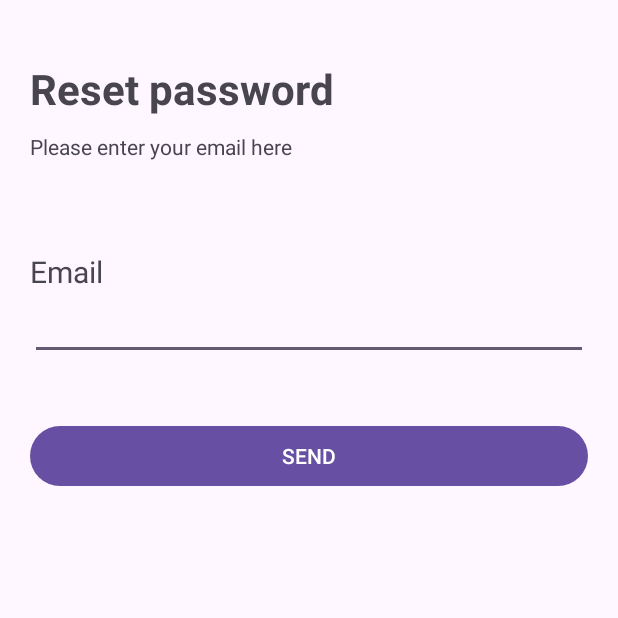
After one commit to rlram/Notes-App, an Android app: the ForgotPassActivity screen opened directly, with no data from a screen before it, on a phone screen of 412 x 824 dp, the top half of it. The commit adds this screen. Run offline under Robolectric (Android 15) with nearby library versions, the phone set to English and light mode, and no system bars.

Commit message:
adding reset password layout

```diff
--- a/app/src/main/AndroidManifest.xml
+++ b/app/src/main/AndroidManifest.xml
@@ -12,6 +12,9 @@
         android:supportsRtl="true"
         android:theme="@style/Theme.Notes"
         tools:targetApi="31">
+        <activity
+            android:name=".ForgotPassActivity"
+            android:exported="false" />
         <activity
             android:name=".MainActivity"
             android:exported="false" />
--- /dev/null
+++ b/app/src/main/java/com/example/notes/ForgotPassActivity.kt
@@ -0,0 +1,20 @@
+package com.example.notes
+
+import android.os.Bundle
+import androidx.activity.enableEdgeToEdge
+import androidx.appcompat.app.AppCompatActivity
+import androidx.core.view.ViewCompat
+import androidx.core.view.WindowInsetsCompat
+
+class ForgotPassActivity : AppCompatActivity() {
+    override fun onCreate(savedInstanceState: Bundle?) {
+        super.onCreate(savedInstanceState)
+        enableEdgeToEdge()
+        setContentView(R.layout.activity_forgot_pass)
+        ViewCompat.setOnApplyWindowInsetsListener(findViewById(R.id.main)) { v, insets ->
+            val systemBars = insets.getInsets(WindowInsetsCompat.Type.systemBars())
+            v.setPadding(systemBars.left, systemBars.top, systemBars.right, systemBars.bottom)
+            insets
+        }
+    }
+}
--- /dev/null
+++ b/app/src/main/res/layout/activity_forgot_pass.xml
@@ -0,0 +1,57 @@
+<?xml version="1.0" encoding="utf-8"?>
+<LinearLayout xmlns:android="http://schemas.android.com/apk/res/android"
+    xmlns:app="http://schemas.android.com/apk/res-auto"
+    xmlns:tools="http://schemas.android.com/tools"
+    android:id="@+id/main"
+    android:layout_width="match_parent"
+    android:layout_height="match_parent"
+    android:orientation="vertical"
+    tools:context=".ForgotPassActivity">
+
+    <TextView
+        android:layout_width="wrap_content"
+        android:layout_height="wrap_content"
+        android:text="@string/reset_password"
+        android:textSize="28sp"
+        android:textStyle="bold"
+        android:layout_marginTop="40dp"
+        android:layout_marginStart="20dp" />
+
+    <TextView
+        android:layout_width="wrap_content"
+        android:layout_height="wrap_content"
+        android:text="@string/please_enter_your_email_here"
+        android:textSize="14sp"
+        android:layout_marginTop="10dp"
+        android:layout_marginStart="20dp"/>
+
+
+    <TextView
+        android:layout_width="wrap_content"
+        android:layout_height="wrap_content"
+        android:text="@string/email"
+        android:textSize="20sp"
+        android:layout_marginTop="60dp"
+        android:layout_marginStart="20dp"/>
+
+    <EditText
+        android:id="@+id/etTextEmailAddressForgotPass"
+        android:layout_width="match_parent"
+        android:layout_height="wrap_content"
+        android:autofillHints="emailAddress"
+        android:inputType="textEmailAddress"
+        android:layout_marginStart="20dp"
+        android:layout_marginEnd="20dp"
+        android:paddingStart="5dp"
+        android:paddingEnd="5dp"
+        tools:ignore="LabelFor" />
+
+    <Button
+        android:id="@+id/btnSendForgotPass"
+        android:layout_width="match_parent"
+        android:layout_height="wrap_content"
+        android:text="@string/send"
+        android:layout_marginStart="20dp"
+        android:layout_marginEnd="20dp"
+        android:layout_marginTop="40dp"/>
+</LinearLayout>
--- a/app/src/main/res/values/strings.xml
+++ b/app/src/main/res/values/strings.xml
@@ -12,4 +12,7 @@
     <string name="please_create_your_account_here">Please create your account here</string>
     <string name="confirm_password">Confirm password</string>
     <string name="already_have_an_account">Already have an account?</string>
+    <string name="reset_password">Reset password</string>
+    <string name="please_enter_your_email_here">Please enter your email here</string>
+    <string name="send">SEND</string>
 </resources>
```
